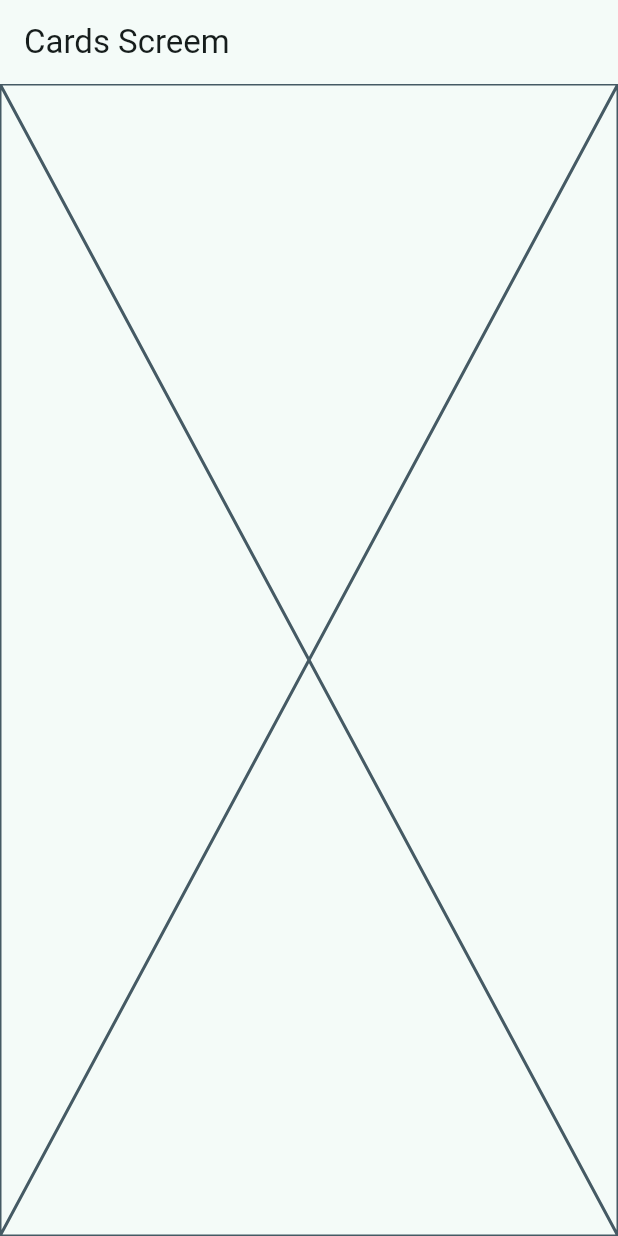
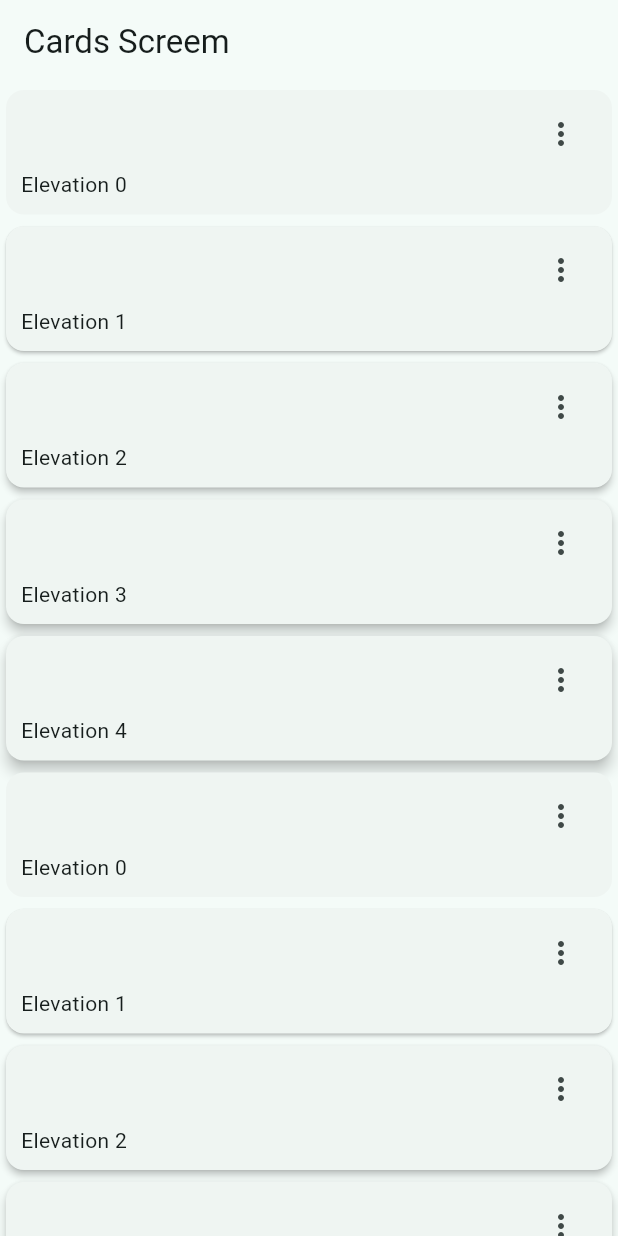
Before and after one commit to yasield74/flutter-course, a Flutter app: the CardsScreen screen opened by its route, on a phone screen of 412 x 824 dp. Run offline on Flutter 3.47's test engine with Material 3 defaults, Android fonts, the phone set to English and light mode, and no system bars; our stand-ins replace animate_do, auto_route, dartz, dio, flutter_riverpod, flutter_secure_storage and 5 more; missing offline and left inert: oauth2; accounts and stored records are empty.

Commit message:
Cards page basic ones

```diff
--- a/widgets_app/lib/presentation/screens/cards/cards_screen.dart
+++ b/widgets_app/lib/presentation/screens/cards/cards_screen.dart
@@ -1,4 +1,12 @@
 import 'package:flutter/material.dart';
+
+const cards = <Map<String, dynamic>>[
+  {'elevation': 0.0, 'label': 'Elevation 0'},
+  {'elevation': 1.0, 'label': 'Elevation 1'},
+  {'elevation': 2.0, 'label': 'Elevation 2'},
+  {'elevation': 3.0, 'label': 'Elevation 3'},
+  {'elevation': 4.0, 'label': 'Elevation 4'},
+];
 
 class CardsScreen extends StatelessWidget {
   const CardsScreen({super.key});
@@ -9,7 +17,62 @@ class CardsScreen extends StatelessWidget {
       appBar: AppBar(
         title: const Text('Cards Screem'),
       ),
-      body: const Placeholder(),
+      body: const _CardsView(),
     );
   }
 }
+
+class _CardsView extends StatelessWidget {
+  const _CardsView();
+
+  @override
+  Widget build(BuildContext context) {
+    return SingleChildScrollView(
+      child: Column(
+        children: [
+          ...cards.map((card) => _CardType1(
+                elevation: card['elevation'],
+                label: card['label'],
+              )),
+          ...cards.map((card) => _CardType1(
+                elevation: card['elevation'],
+                label: card['label'],
+              ))
+        ],
+      ),
+    );
+  }
+}
+
+class _CardType1 extends StatelessWidget {
+  const _CardType1({
+    required this.label,
+    required this.elevation,
+  });
+
+  final String label;
+  final double elevation;
+
+  @override
+  Widget build(BuildContext context) {
+    return Card(
+        elevation: elevation,
+        child: Padding(
+          padding: const EdgeInsets.fromLTRB(10, 5, 10, 10),
+          child: Column(
+            children: [
+              Align(
+                  alignment: Alignment.topRight,
+                  child: IconButton(
+                    onPressed: () => {},
+                    icon: const Icon(Icons.more_vert_outlined),
+                  )),
+              Align(
+                alignment: Alignment.bottomLeft,
+                child: Text(label),
+              ),
+            ],
+          ),
+        ));
+  }
+}
```
